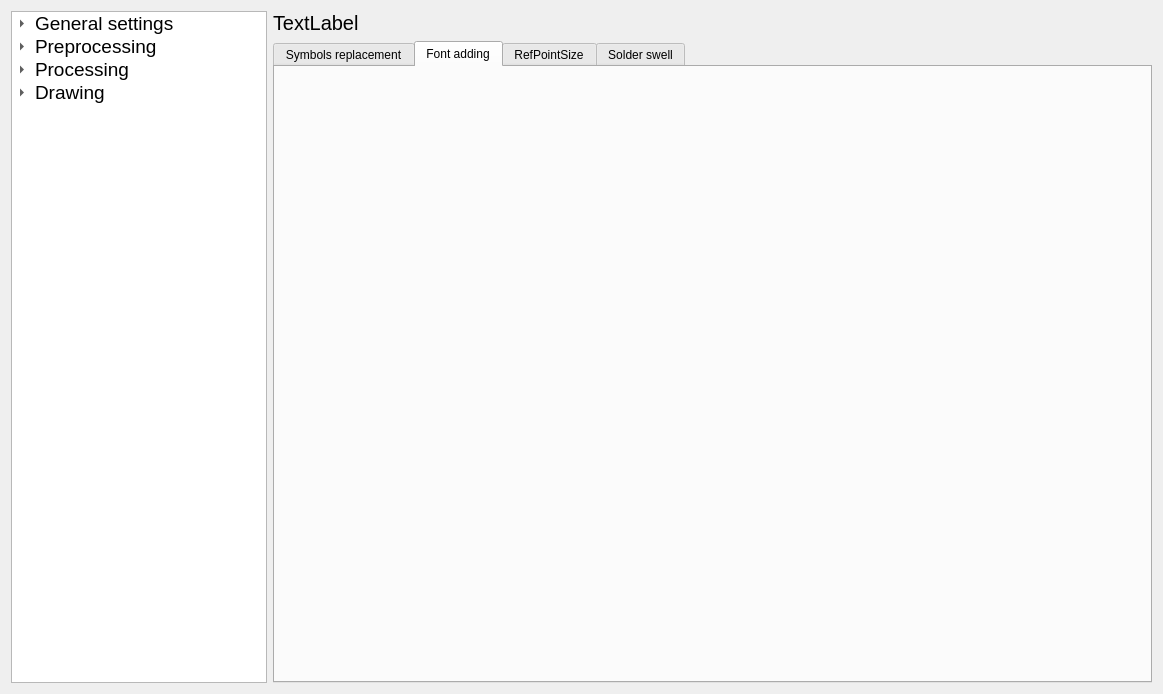
The window that settings.ui (pashtetez/pcadattr) describes before a commit, drawn with Qt 5.
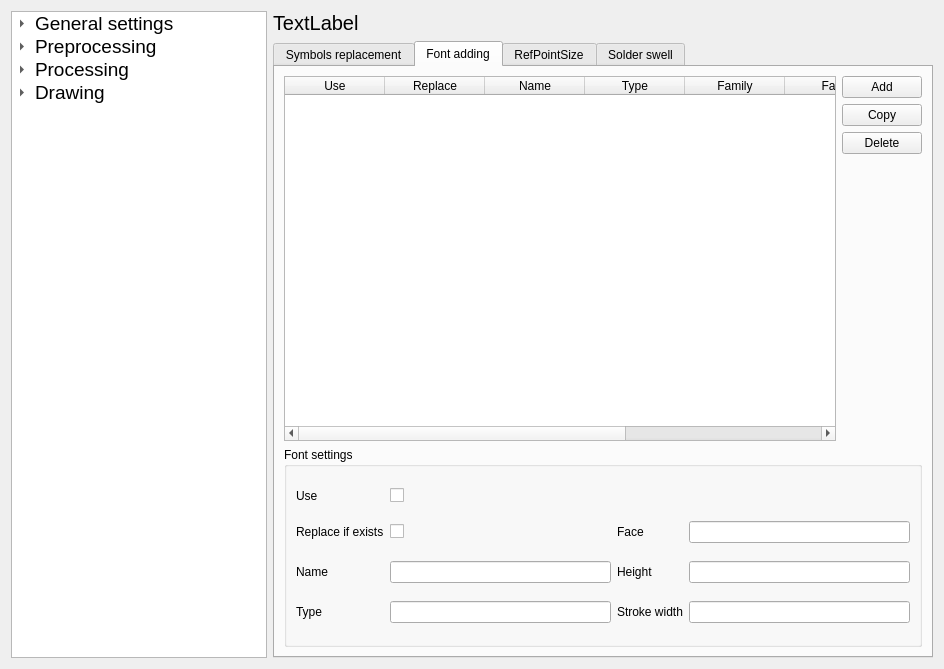
The same window after the commit. The open tabs and pages were chosen to show the change.

Commit message: finished settings view

The edit to the form file:
```diff
--- a/settings.ui
+++ b/settings.ui
@@ -6,8 +6,8 @@
    <rect>
     <x>0</x>
     <y>0</y>
-    <width>1163</width>
-    <height>694</height>
+    <width>944</width>
+    <height>669</height>
    </rect>
   </property>
   <property name="windowTitle">
@@ -96,6 +96,179 @@
           <attribute name="title">
            <string>Font adding</string>
           </attribute>
+          <layout class="QGridLayout" name="gridLayout_21">
+           <item row="1" column="1">
+            <widget class="QPushButton" name="pushButton_14">
+             <property name="text">
+              <string>Copy</string>
+             </property>
+            </widget>
+           </item>
+           <item row="3" column="1">
+            <spacer name="verticalSpacer_8">
+             <property name="orientation">
+              <enum>Qt::Vertical</enum>
+             </property>
+             <property name="sizeHint" stdset="0">
+              <size>
+               <width>20</width>
+               <height>40</height>
+              </size>
+             </property>
+            </spacer>
+           </item>
+           <item row="0" column="1">
+            <widget class="QPushButton" name="pushButton_13">
+             <property name="text">
+              <string>Add</string>
+             </property>
+            </widget>
+           </item>
+           <item row="0" column="0" rowspan="4">
+            <widget class="QTableWidget" name="tableWidget_5">
+             <column>
+              <property name="text">
+               <string>Use</string>
+              </property>
+             </column>
+             <column>
+              <property name="text">
+               <string>Replace</string>
+              </property>
+             </column>
+             <column>
+              <property name="text">
+               <string>Name</string>
+              </property>
+             </column>
+             <column>
+              <property name="text">
+               <string>Type</string>
+              </property>
+             </column>
+             <column>
+              <property name="text">
+               <string>Family</string>
+              </property>
+             </column>
+             <column>
+              <property name="text">
+               <string>Face</string>
+              </property>
+             </column>
+             <column>
+              <property name="text">
+               <string>Height</string>
+              </property>
+             </column>
+             <column>
+              <property name="text">
+               <string>StrokeWidth</string>
+              </property>
+             </column>
+            </widget>
+           </item>
+           <item row="2" column="1">
+            <widget class="QPushButton" name="pushButton_15">
+             <property name="text">
+              <string>Delete</string>
+             </property>
+            </widget>
+           </item>
+           <item row="4" column="0" colspan="2">
+            <widget class="QGroupBox" name="groupBox_4">
+             <property name="minimumSize">
+              <size>
+               <width>0</width>
+               <height>200</height>
+              </size>
+             </property>
+             <property name="title">
+              <string>Font settings</string>
+             </property>
+             <layout class="QGridLayout" name="gridLayout_22">
+              <item row="2" column="0">
+               <widget class="QLabel" name="label_32">
+                <property name="text">
+                 <string>Replace if exists</string>
+                </property>
+               </widget>
+              </item>
+              <item row="6" column="1">
+               <widget class="QLineEdit" name="lineEdit_33"/>
+              </item>
+              <item row="2" column="2">
+               <widget class="QLabel" name="label_35">
+                <property name="text">
+                 <string>Face</string>
+                </property>
+               </widget>
+              </item>
+              <item row="6" column="2">
+               <widget class="QLabel" name="label_37">
+                <property name="text">
+                 <string>Stroke width</string>
+                </property>
+               </widget>
+              </item>
+              <item row="6" column="3">
+               <widget class="QLineEdit" name="lineEdit_39"/>
+              </item>
+              <item row="2" column="3">
+               <widget class="QLineEdit" name="lineEdit_34"/>
+              </item>
+              <item row="6" column="0">
+               <widget class="QLabel" name="label_38">
+                <property name="text">
+                 <string>Type</string>
+                </property>
+               </widget>
+              </item>
+              <item row="5" column="3">
+               <widget class="QLineEdit" name="lineEdit_35"/>
+              </item>
+              <item row="5" column="1">
+               <widget class="QLineEdit" name="lineEdit_32"/>
+              </item>
+              <item row="0" column="0">
+               <widget class="QLabel" name="label_33">
+                <property name="text">
+                 <string>Use</string>
+                </property>
+               </widget>
+              </item>
+              <item row="0" column="1">
+               <widget class="QCheckBox" name="checkBox_19">
+                <property name="text">
+                 <string/>
+                </property>
+               </widget>
+              </item>
+              <item row="5" column="2">
+               <widget class="QLabel" name="label_36">
+                <property name="text">
+                 <string>Height</string>
+                </property>
+               </widget>
+              </item>
+              <item row="2" column="1">
+               <widget class="QCheckBox" name="checkBox_20">
+                <property name="text">
+                 <string/>
+                </property>
+               </widget>
+              </item>
+              <item row="5" column="0">
+               <widget class="QLabel" name="label_34">
+                <property name="text">
+                 <string>Name</string>
+                </property>
+               </widget>
+              </item>
+             </layout>
+            </widget>
+           </item>
+          </layout>
          </widget>
          <widget class="QWidget" name="tab_12">
           <attribute name="title">
```
Left out of the diff: 839 changed lines with no effect on the pictures. The commit also changes 2 other files.
